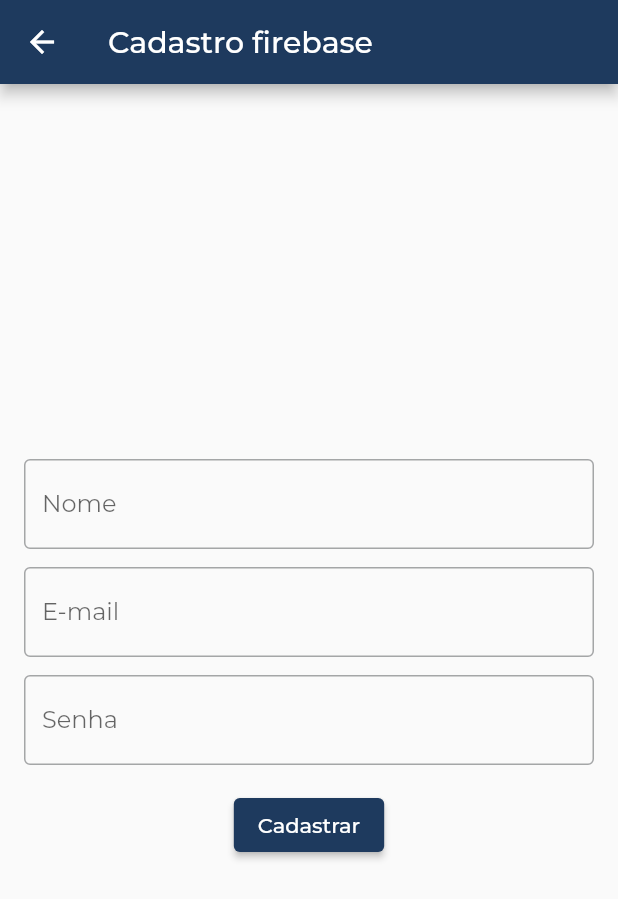
After one commit to VinioVnz/profmate_mvc, a Flutter app: the screen it shows after launch, after a tap on "Não tem conta? Cadastre-se", on a phone screen of 412 x 824 dp. The commit adds this screen. Shown: the top 899 px of the screen. Run offline on Flutter 3.47's test engine with Material 3 defaults, Android fonts, the light colour scheme and no system bars; our stand-ins replace cloud_firestore, firebase_auth, firebase_core, fl_chart, flutter_speed_dial, google_fonts and 6 more; accounts and stored records are empty; generated files the repository leaves out were written again; network calls fail.

Commit message:
implementação do login com firebase!

```diff
--- a/lib/main.dart
+++ b/lib/main.dart
@@ -1,8 +1,10 @@
 import 'package:flutter/material.dart';
 import 'package:profmate/src/app/app_widget.dart';
+import 'package:firebase_core/firebase_core.dart';
+import 'firebase_options.dart';
 
-void main() {
+void main() async {
+  WidgetsFlutterBinding.ensureInitialized();
+  await Firebase.initializeApp(options: DefaultFirebaseOptions.currentPlatform);
   runApp(AppWidget());
-
-
 }
--- /dev/null
+++ b/lib/src/controller/user_firebase_controller.dart
@@ -0,0 +1,14 @@
+import 'package:profmate/src/models/user_firebase_model.dart';
+import 'package:profmate/src/services/auth_firebase_service.dart';
+
+class UserFirebaseController {
+  final AuthFirebaseService _authService = AuthFirebaseService();
+
+  Future<UserFirebaseModel?> cadastrar(String nome, String email, String senha){
+    return _authService.registrarUsuario(nome, email, senha);
+  }
+
+  Future<UserFirebaseModel?> autenticar(String email, String senha){
+    return _authService.login(email, senha);
+  }
+}
--- /dev/null
+++ b/lib/src/models/user_firebase_model.dart
@@ -0,0 +1,23 @@
+class UserFirebaseModel {
+ final String uid; //no firebase o id é um hash, n sequencial
+  final String nome;
+  final String email;
+
+  UserFirebaseModel({required this.uid, required this.nome, required this.email});
+
+  Map<String, dynamic> toMap() {
+    return {
+     'uid': uid,
+     'nome': nome,
+     'email': email
+    };
+  }
+
+  factory UserFirebaseModel.fromMap(Map<String, dynamic> map){
+    return UserFirebaseModel(
+      uid: map['uid'],
+      nome: map['nome'],
+      email: map['email']
+    );
+  }
+}
--- /dev/null
+++ b/lib/src/services/auth_firebase_service.dart
@@ -0,0 +1,51 @@
+import 'package:firebase_auth/firebase_auth.dart';
+import 'package:firebase_core/firebase_core.dart';
+import 'package:cloud_firestore/cloud_firestore.dart';
+import 'package:profmate/src/models/user_firebase_model.dart';
+class AuthFirebaseService {
+  final FirebaseAuth _auth = FirebaseAuth.instance;
+  final FirebaseFirestore _firestore = FirebaseFirestore.instance;
+
+Future<UserFirebaseModel?> registrarUsuario(
+    String nome, String email, String senha) async {
+  try {
+    UserCredential cred = await _auth.createUserWithEmailAndPassword(
+      email: email,
+      password: senha,
+    );
+
+    UserFirebaseModel usuario = UserFirebaseModel(
+      uid: cred.user!.uid,
+      nome: nome,
+      email: email,
+    );
+
+    await _firestore
+        .collection('users')
+        .doc(cred.user!.uid)
+        .set(usuario.toMap());
+
+    return usuario;
+  } on FirebaseAuthException catch (e) {
+    print("Erro no cadastro: ${e.code}");
+    return null;
+  }
+}
+
+  Future<UserFirebaseModel?> login(String email, String senha) async {
+    try {
+      UserCredential cred = await _auth.signInWithEmailAndPassword(
+        email: email,
+        password: senha,
+      );
+      DocumentSnapshot snapshot = await _firestore
+          .collection('users')
+          .doc(cred.user!.uid)
+          .get();
+          return UserFirebaseModel.fromMap(snapshot.data() as Map<String, dynamic>);
+    } catch (e) {
+      print('erro ao efetuar o login');
+      return null;
+    }
+  }
+}
--- a/lib/src/services/auth_service.dart
+++ b/lib/src/services/auth_service.dart
@@ -7,7 +7,7 @@ class AuthService {
   final token = prefs.getString(('jwt_token'));
 
   if(token == null){
-    Navigator.pushReplacementNamed(context, '/login');
+    //Navigator.pushReplacementNamed(context, '/login');
     return false;
   }
   return true;
--- /dev/null
+++ b/lib/src/views/firebase_register_view.dart
@@ -0,0 +1,113 @@
+import 'package:flutter/material.dart';
+import 'package:profmate/src/controller/user_firebase_controller.dart';
+
+class FirebaseRegisterView extends StatefulWidget {
+  const FirebaseRegisterView({super.key});
+
+  @override
+  State<FirebaseRegisterView> createState() => _FirebaseRegisterViewState();
+}
+
+class _FirebaseRegisterViewState extends State<FirebaseRegisterView> {
+  bool _loading = false;
+  String? _erro;
+  final _formKey = GlobalKey<FormState>();
+  final UserFirebaseController _controller = UserFirebaseController();
+  final _nomeController = TextEditingController();
+  final _emailController = TextEditingController();
+  final _senhaController = TextEditingController();
+
+  void _cadastrar() async {
+    if (_formKey.currentState!.validate()) {
+      setState(() {
+        _loading = true;
+        _erro = null;
+      });
+
+      final usuario = await _controller.cadastrar(
+        _nomeController.text,
+        _emailController.text,
+        _senhaController.text,
+      );
+
+      setState(() {
+        _loading = false;
+      });
+      print("USUARIO:    $usuario");
+      if (usuario != null) {
+        ScaffoldMessenger.of(context).showSnackBar(
+          SnackBar(content: Text('Usuário cadastrado com sucesso')),
+        );
+        Navigator.pop(context);
+      } else {
+        setState(() {
+          _erro = "Erro ao cadastrar Usuario";
+        });
+        ScaffoldMessenger.of(
+          context,
+        ).showSnackBar(SnackBar(content: Text('Erro ao cadastrar usuario')));
+      }
+    }
+  }
+
+  @override
+  Widget build(BuildContext context) {
+    return Scaffold(
+      appBar: AppBar(title: Text('Cadastro firebase')),
+      body: Padding(
+        padding: EdgeInsets.all(16),
+        child: Form(
+          key: _formKey,
+          child: Column(
+            mainAxisAlignment: MainAxisAlignment.center,
+            children: [
+              if (_erro != null) ...[
+                Text(_erro!, style: const TextStyle(color: Colors.red)),
+                SizedBox(height: 20,)
+              ],
+              TextFormField(
+                controller: _nomeController,
+                decoration: InputDecoration(
+                  labelText: 'Nome',
+                  border: OutlineInputBorder(),
+                ),
+                validator: (value) =>
+                    value == null || value.isEmpty ? 'Informe seu nome' : null,
+              ),
+              SizedBox(height: 12),
+              TextFormField(
+                controller: _emailController,
+                decoration: InputDecoration(
+                  labelText: 'E-mail',
+                  border: OutlineInputBorder(),
+                ),
+                validator: (value) => value == null || value.isEmpty
+                    ? 'Informe seu e-mail'
+                    : null,
+              ),
+              SizedBox(height: 12),
+              TextFormField(
+                obscureText: true,
+                controller: _senhaController,
+                decoration: InputDecoration(
+                  labelText: 'Senha',
+                  border: OutlineInputBorder(),
+                ),
+                validator: (value) =>
+                    value == null || value.length < 6 ? 'Senha' : null,
+              ),
+              SizedBox(height: 16),
+              //botao de loading
+              _loading
+                  ? const CircularProgressIndicator()
+                  : ElevatedButton(
+                      onPressed: _cadastrar,
+                      child: Text('Cadastrar'),
+                    ),
+            ],
+          ),
+        ),
+      ),
+    );
+  }
+}
--- a/lib/src/views/login_view.dart
+++ b/lib/src/views/login_view.dart
@@ -1,6 +1,8 @@
 import 'package:flutter/material.dart';
 import 'package:profmate/src/controller/login_controller.dart';
+import 'package:profmate/src/controller/user_firebase_controller.dart';
 import 'package:profmate/src/services/auth_service.dart';
+import 'package:profmate/src/views/firebase_register_view.dart';
 
 class LoginView extends StatefulWidget {
   const LoginView({super.key});
@@ -10,17 +12,20 @@ class LoginView extends StatefulWidget {
 }
 
 class _LoginviewState extends State<LoginView> {
-  final _controller = LoginController();
+  //final _controller = LoginController();
+  UserFirebaseController _controller = UserFirebaseController();
   final _usernameController = TextEditingController();
   final _passwordController = TextEditingController();
   String _message = "";
   bool _carregando = false;
+  final _formKey = GlobalKey<FormState>();
+  String? _erro;
   @override
   void initState() {
     super.initState();
   }
 
-  void _handleLogin() async {
+  /* void _handleLogin() async {
     FocusScope.of(context).unfocus();
     setState(() {
       _carregando = true;
@@ -39,13 +44,48 @@ class _LoginviewState extends State<LoginView> {
         _carregando = false;
       });
     }
+  } */
+
+  void _login() async {
+    if (_formKey.currentState!.validate()) {
+      setState(() {
+        _carregando = true;
+        _erro = null;
+      });
+      final usuario = await _controller.autenticar(
+        _usernameController.text,
+        _passwordController.text,
+      );
+      setState(() {
+        _carregando = false;
+      });
+
+      print('USUARIO: $usuario');
+      if (usuario != null) {
+        ScaffoldMessenger.of(
+          context,
+        ).showSnackBar(SnackBar(content: Text('Bem vindo ${usuario.nome}')));
+        Navigator.pushReplacementNamed(context, '/home');
+      } else {
+        setState(() {
+          _erro = 'E-mail ou senha inválidos';
+        });
+      }
+    }
+  }
+
+    void _abrirCadastro() {
+    Navigator.push(
+      context,
+      MaterialPageRoute(builder: (_) => const FirebaseRegisterView()),
+    );
   }
 
   @override
   Widget build(BuildContext context) {
     return Scaffold(
       body: Stack(
-        children:[
+        children: [
           SafeArea(
             child: SingleChildScrollView(
               child: Center(
@@ -55,6 +95,8 @@ class _LoginviewState extends State<LoginView> {
                   ),
                   child: Padding(
                     padding: EdgeInsets.all(24),
+                    child: Form(
+                      key: _formKey,
                       child: Column(
                         mainAxisAlignment: MainAxisAlignment.center,
                         children: [
@@ -62,6 +104,10 @@ class _LoginviewState extends State<LoginView> {
                             padding: const EdgeInsets.only(bottom: 8.0),
                             child: Image.asset('assets/images/logo.png'),
                           ),
+                          if (_erro != null) ...[
+                            Text(_erro!, style: TextStyle(color: Colors.red)),
+                            SizedBox(height: 20),
+                          ],
                           Text(
                             'PROFMATE',
                             style: TextStyle(
@@ -79,45 +125,57 @@ class _LoginviewState extends State<LoginView> {
                           ),
                           SizedBox(height: 24),
                           //campo user
-                      TextField(
+                          TextFormField(
                             controller: _usernameController,
                             decoration: InputDecoration(
                               filled: true,
-                          fillColor:Color.fromARGB(138, 230, 225, 225),
-                          labelStyle: TextStyle(color: const Color.fromARGB(255, 70, 70, 70)),
+                              fillColor: Color.fromARGB(138, 230, 225, 225),
+                              labelStyle: TextStyle(
+                                color: const Color.fromARGB(255, 70, 70, 70),
+                              ),
                               labelText: 'E-MAIL',
                               focusedBorder: OutlineInputBorder(
-                            borderSide: const BorderSide(color: Colors.black),
+                                borderSide: const BorderSide(
+                                  color: Colors.black,
+                                ),
                                 borderRadius: BorderRadius.circular(12),
                               ),
                               hintText: 'Digite seu email',
                               border: OutlineInputBorder(
                                 borderRadius: BorderRadius.circular(12),
-                            borderSide: BorderSide.none
+                                borderSide: BorderSide.none,
                               ),
                             ),
                           ),
                           SizedBox(height: 8),
-                      TextField(
+                          TextFormField(
                             obscureText: true,
                             controller: _passwordController,
                             decoration: InputDecoration(
                               filled: true,
-                          fillColor:Color.fromARGB(138, 230, 225, 225),
-                          labelStyle: TextStyle(color: const Color.fromARGB(255, 70, 70, 70)),
+                              fillColor: Color.fromARGB(138, 230, 225, 225),
+                              labelStyle: TextStyle(
+                                color: const Color.fromARGB(255, 70, 70, 70),
+                              ),
                               labelText: 'SENHA',
                               focusedBorder: OutlineInputBorder(
-                            borderSide: const BorderSide(color: Colors.black),
+                                borderSide: const BorderSide(
+                                  color: Colors.black,
+                                ),
                                 borderRadius: BorderRadius.circular(12),
                               ),
                               hintText: 'Digite sua senha',
                               border: OutlineInputBorder(
                                 borderRadius: BorderRadius.circular(12),
-                            borderSide: BorderSide.none
+                                borderSide: BorderSide.none,
                               ),
                             ),
                           ),
                           SizedBox(height: 24),
+                          TextButton(
+                            onPressed: _abrirCadastro,
+                            child: Text('Não tem conta? Cadastre-se'),
+                          ),
                           Container(
                             width: 140,
                             height: 50,
@@ -126,8 +184,11 @@ class _LoginviewState extends State<LoginView> {
                                 backgroundColor: Colors.black,
                                 foregroundColor: Colors.white,
                               ),
-                          onPressed: _handleLogin,
-                          child: Text('ENTRAR', style: TextStyle(fontSize: 18)),
+                              onPressed: _login,
+                              child: Text(
+                                'ENTRAR',
+                                style: TextStyle(fontSize: 18),
+                              ),
                             ),
                           ),
                           SizedBox(height: 16),
@@ -142,6 +203,7 @@ class _LoginviewState extends State<LoginView> {
                 ),
               ),
             ),
+          ),
           if (_carregando)
             Container(
               color: Colors.black.withOpacity(0.5),
@@ -149,7 +211,7 @@ class _LoginviewState extends State<LoginView> {
                 child: CircularProgressIndicator(color: Color(0xff1E3A5E)),
               ),
             ),
-      ]
+        ],
       ),
     );
   }
--- a/pubspec.yaml
+++ b/pubspec.yaml
@@ -24,6 +24,9 @@ dependencies:
   mask_text_input_formatter: ^2.4.0
   http: ^1.4.0
   shared_preferences: ^2.5.3
+  firebase_core: ^4.0.0
+  firebase_auth: ^6.0.1
+  cloud_firestore: ^6.0.0
 
 dev_dependencies:
   flutter_test:
```
Also changed, not shown: firebase.json (added), pubspec.lock, 6 other files. Lines whose indentation alone changed are shown as unchanged.
